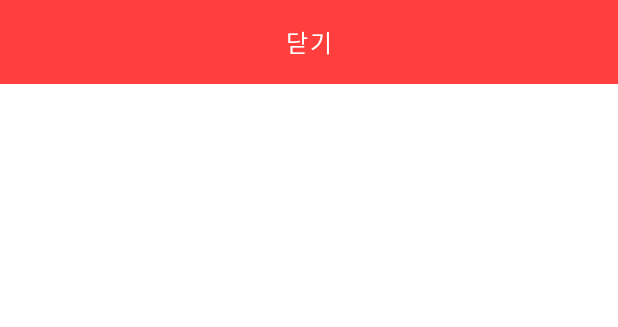
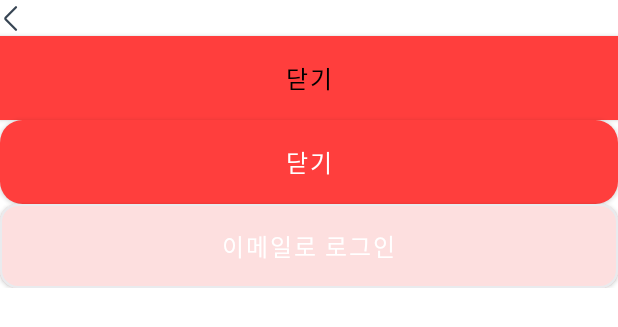
Before and after one commit to zoopi-palette/zoopi-android, an Android app built with Jetpack Compose: the @Preview function ButtonPreview, on a phone screen of 412 x 824 dp. Shown: the top 327 px of the screen. Run offline under Robolectric (Android 15) with nearby library versions, the phone set to English and light mode, and no system bars; Roboto replaces fonts that are not available here.

Commit message:
Feat: rectangle round button & rectangle stroke button

```diff
--- a/presentation/src/main/java/com/palette/zoopi/component/Button.kt
+++ b/presentation/src/main/java/com/palette/zoopi/component/Button.kt
@@ -1,10 +1,14 @@
 package com.palette.zoopi.component
 
+import androidx.compose.foundation.BorderStroke
 import androidx.compose.foundation.Image
+import androidx.compose.foundation.background
 import androidx.compose.foundation.clickable
 import androidx.compose.foundation.interaction.MutableInteractionSource
+import androidx.compose.foundation.layout.Column
 import androidx.compose.foundation.layout.fillMaxWidth
 import androidx.compose.foundation.layout.height
+import androidx.compose.foundation.shape.RoundedCornerShape
 import androidx.compose.material.Button
 import androidx.compose.material.ButtonColors
 import androidx.compose.material.ButtonDefaults
@@ -12,14 +16,15 @@ import androidx.compose.runtime.Composable
 import androidx.compose.runtime.remember
 import androidx.compose.ui.Modifier
 import androidx.compose.ui.graphics.Color
+import androidx.compose.ui.graphics.Color.Companion.White
 import androidx.compose.ui.graphics.RectangleShape
 import androidx.compose.ui.res.painterResource
 import androidx.compose.ui.res.stringResource
 import androidx.compose.ui.tooling.preview.Preview
+import androidx.compose.ui.unit.Dp
 import androidx.compose.ui.unit.dp
 import com.palette.zoopi.R
-import com.palette.zoopi.ui.theme.Body1
-import com.palette.zoopi.ui.theme.Main1
+import com.palette.zoopi.ui.theme.*
 
 @Composable
 fun BackButton(
@@ -64,13 +69,81 @@ fun RectangleButton(
 }
 
 @Composable
+fun RectangleRoundButton(
+    modifier: Modifier = Modifier,
+    text: String,
+    textColor: Color = Color.White,
+    roundSize: Dp,
+    buttonColors: ButtonColors = ButtonDefaults.buttonColors(
+        backgroundColor = Main1
+    ),
+    onClick: () -> Unit
+) {
+    Button(
+        shape = RoundedCornerShape(roundSize),
+        modifier = modifier
+            .fillMaxWidth()
+            .height(56.dp),
+        colors = buttonColors,
+        onClick = onClick,
+    ) {
+        Body1(text = text, color = textColor)
+    }
+}
+
+@Composable
+fun RectangleStrokeButton(
+    modifier: Modifier = Modifier,
+    text: String,
+    textColor: Color = Color.White,
+    roundBorder: Dp = 0.dp,
+    strokeBorder: Dp = 0.dp,
+    borderStrokeColor: Color = Color.DarkGray,
+    buttonColors: ButtonColors = ButtonDefaults.buttonColors(
+        backgroundColor = Main1
+    ),
+    onClick: () -> Unit
+) {
+    Button(
+        modifier = modifier
+            .fillMaxWidth()
+            .height(56.dp),
+        border = BorderStroke(strokeBorder, borderStrokeColor),
+        shape = RoundedCornerShape(roundBorder),
+        colors = buttonColors,
+        onClick = onClick
+    ) {
+        Body1(text = text, color = textColor)
+    }
+}
+
+@Composable
 @Preview
 fun ButtonPreview() {
-    BackButton {
+    Column() {
+        BackButton {
 
+        }
+
+        RectangleButton(text = "닫기", textColor = Color.Black) {
+
+        }
+
+        RectangleRoundButton(text = "닫기", roundSize = 15.dp) {
+
+        }
+
+        RectangleStrokeButton(
+            text = "이메일로 로그인",
+            strokeBorder = 1.dp,
+            roundBorder = 12.dp,
+            borderStrokeColor = Grey30,
+            buttonColors = ButtonDefaults.buttonColors(
+                backgroundColor = Grey10
+            )
+        ) {
+
+        }
     }
 
-    RectangleButton(text = "닫기") {
-
-    }
 }
```
